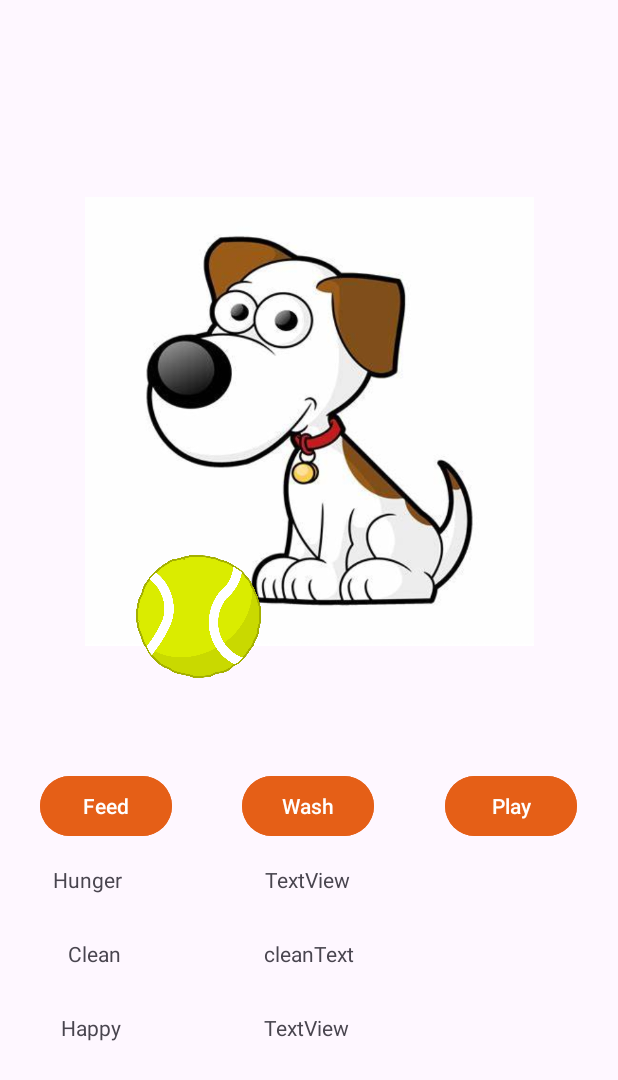
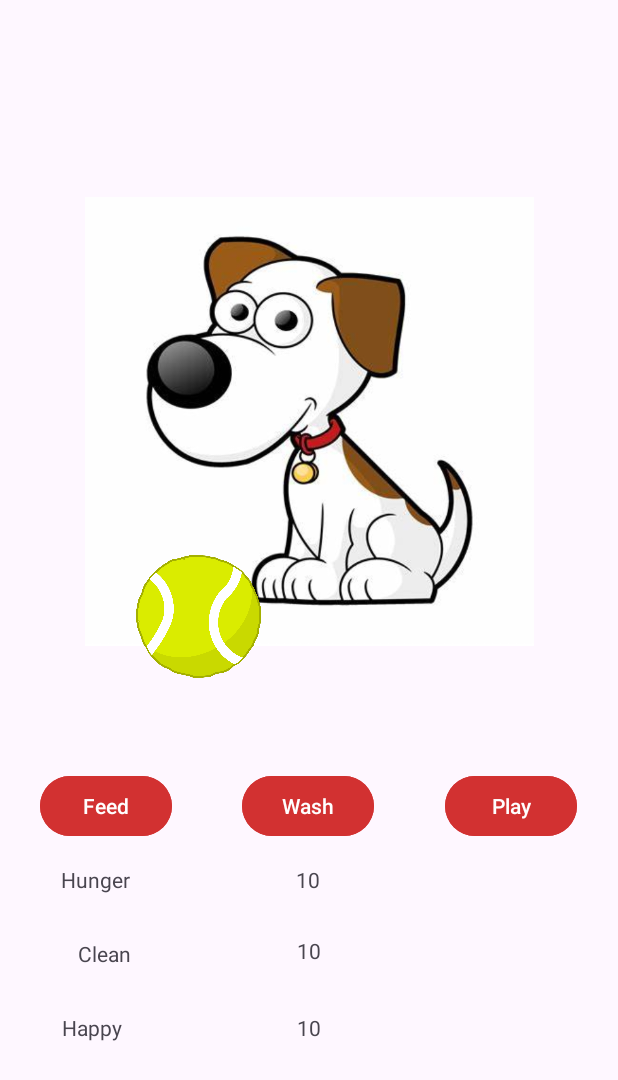
Before and after one commit to CalebRhoda/CalebRhoda_ST10435099_Assignment2, an Android app: the PetActivity screen opened directly, with no data from a screen before it, after a tap on "Play", on a phone screen of 412 x 824 dp. Shown: the top 1080 px of the screen. Run offline under Robolectric (Android 15) with nearby library versions, the light colour scheme and no system bars; 2 other taps on this screen came first.

Commit message:
Finished Project

```diff
--- a/app/src/main/java/com/example/tamagotchiapp/MainActivity.kt
+++ b/app/src/main/java/com/example/tamagotchiapp/MainActivity.kt
@@ -3,35 +3,16 @@ package com.example.tamagotchiapp
 import android.content.Intent
 import androidx.appcompat.app.AppCompatActivity
 import android.os.Bundle
-import android.os.CountDownTimer
 import android.widget.Button
 
 class MainActivity : AppCompatActivity() {
-    private lateinit var timer: CountDownTimer
 
     override fun onCreate(savedInstanceState: Bundle?) {
         super.onCreate(savedInstanceState)
         setContentView(R.layout.activity_main)
-        var progressValue = 0
-        val isCountingUp = true
         val startButton = findViewById<Button>(R.id.button)
 
         startButton.setOnClickListener {
-            timer = object : CountDownTimer(Long.MAX_VALUE, 1000) {
-                override fun onTick(millisUntilFinished: Long) {
-                    if (isCountingUp) {
-                        progressValue++
-                    } else {
-                        progressValue--
-                    }
-
-                    }
-                override fun onFinish() {
-                    // Timer finished
-                }
-
-            }
-            timer.start()
             val intent = Intent(this, PetActivity::class.java)
             startActivity(intent)
         }
--- a/app/src/main/java/com/example/tamagotchiapp/PetActivity.kt
+++ b/app/src/main/java/com/example/tamagotchiapp/PetActivity.kt
@@ -1,12 +1,16 @@
 package com.example.tamagotchiapp
 
+import android.annotation.SuppressLint
 import androidx.appcompat.app.AppCompatActivity
 import android.os.Bundle
+import android.os.CountDownTimer
 import android.view.View
 import android.widget.Button
 import android.widget.ImageView
+import android.widget.TextView
 
 class PetActivity : AppCompatActivity() {
+    @SuppressLint("SetTextI18n")
     override fun onCreate(savedInstanceState: Bundle?) {
         super.onCreate(savedInstanceState)
         setContentView(R.layout.activity_pet)
@@ -16,24 +20,75 @@ class PetActivity : AppCompatActivity() {
         val soapyFoam = findViewById<ImageView>(R.id.imageView4)
         val playButton = findViewById<Button>(R.id.playbutton)
         val tennisBall = findViewById<ImageView>(R.id.imageView5)
+        val hungerCount = findViewById<TextView>(R.id.hungerText)
+        val washCount = findViewById<TextView>(R.id.cleanText)
+        val playCount = findViewById<TextView>(R.id.happyText)
+        val millisInFuture = 10000L
+        val countDownInterval = 1000L
+
+        val hungerCountDown = object : CountDownTimer(millisInFuture, countDownInterval) {
+            override fun onTick(millisUntilFinished: Long) {
+                val secondsRemaining = millisUntilFinished / 1000
+                hungerCount.text = ("$secondsRemaining")
+            }
+
+            override fun onFinish() {
+            }
+
+
+        }
+        val washCountDown = object : CountDownTimer(millisInFuture, countDownInterval) {
+            override fun onTick(millisUntilFinished: Long) {
+                val secondsRemaining = millisUntilFinished / 1000
+                washCount.text = ("$secondsRemaining")
+            }
+
+            override fun onFinish() {
+            }
+
+
+        }
+        val playCountDown = object : CountDownTimer(millisInFuture, countDownInterval) {
+            override fun onTick(millisUntilFinished: Long) {
+                val secondsRemaining = millisUntilFinished / 1000
+                playCount.text = ("$secondsRemaining")
+            }
+
+            override fun onFinish() {
+                // This method is called when the countdown finishes
+            }
+
+        }
+
+
+
 
         feedButton.setOnClickListener {
             if (foodBowl.visibility == View.INVISIBLE) {
                 foodBowl.visibility = View.VISIBLE
                 soapyFoam.visibility = View.INVISIBLE
                 tennisBall.visibility = View.INVISIBLE
+                hungerCount.text = "10"
+                hungerCountDown.cancel()
             } else {
                 foodBowl.visibility = View.INVISIBLE
+                hungerCountDown.cancel()
+                hungerCountDown.start()
             }
 
         }
+
         washButton.setOnClickListener {
             if (soapyFoam.visibility == View.INVISIBLE) {
                 soapyFoam.visibility = View.VISIBLE
                 tennisBall.visibility = View.INVISIBLE
                 foodBowl.visibility = View.INVISIBLE
+                washCount.text = "10"
+                washCountDown.cancel()
             } else {
                 soapyFoam.visibility = View.INVISIBLE
+                washCountDown.cancel()
+                washCountDown.start()
             }
         }
         playButton.setOnClickListener {
@@ -41,11 +96,18 @@ class PetActivity : AppCompatActivity() {
                 tennisBall.visibility = View.VISIBLE
                 foodBowl.visibility = View.INVISIBLE
                 soapyFoam.visibility = View.INVISIBLE
+                playCount.text = "10"
+                playCountDown.cancel()
             } else {
                 tennisBall.visibility = View.INVISIBLE
+                playCountDown.cancel()
+                playCountDown.start()
             }
+
+
         }
-
+        playCountDown.start()
+        washCountDown.start()
+        hungerCountDown.start()
     }
-
 }
--- a/app/src/main/res/layout/activity_main.xml
+++ b/app/src/main/res/layout/activity_main.xml
@@ -34,8 +34,8 @@
         android:id="@+id/button"
         android:layout_width="wrap_content"
         android:layout_height="wrap_content"
-        android:backgroundTint="@color/orange"
-        android:text="Get Started"
+        android:backgroundTint="@color/red"
+        android:text="@string/start"
         app:layout_constraintBottom_toBottomOf="parent"
         app:layout_constraintEnd_toEndOf="parent"
         app:layout_constraintStart_toStartOf="parent"
--- a/app/src/main/res/layout/activity_pet.xml
+++ b/app/src/main/res/layout/activity_pet.xml
@@ -15,15 +15,16 @@
         app:layout_constraintStart_toStartOf="parent"
         app:layout_constraintTop_toTopOf="parent"
         app:layout_constraintVertical_bias="0.225"
-        app:srcCompat="@drawable/oip" />
+        app:srcCompat="@drawable/oip"
+        android:contentDescription="@string/pet" />
 
     <Button
         android:id="@+id/feedbutton"
         android:layout_width="wrap_content"
         android:layout_height="wrap_content"
         android:layout_marginTop="60dp"
-        android:backgroundTint="@color/orange"
-        android:text="Feed"
+        android:backgroundTint="@color/red"
+        android:text="@string/feed"
         app:layout_constraintEnd_toEndOf="parent"
         app:layout_constraintHorizontal_bias="0.083"
         app:layout_constraintStart_toStartOf="parent"
@@ -34,8 +35,8 @@
         android:layout_width="wrap_content"
         android:layout_height="wrap_content"
         android:layout_marginTop="60dp"
-        android:backgroundTint="@color/orange"
-        android:text="Wash"
+        android:backgroundTint="@color/red"
+        android:text="@string/wash"
         app:layout_constraintEnd_toEndOf="parent"
         app:layout_constraintHorizontal_bias="0.498"
         app:layout_constraintStart_toStartOf="parent"
@@ -46,8 +47,8 @@
         android:layout_width="wrap_content"
         android:layout_height="wrap_content"
         android:layout_marginTop="60dp"
-        android:backgroundTint="@color/orange"
-        android:text="Play"
+        android:backgroundTint="@color/red"
+        android:text="@string/play"
         app:layout_constraintEnd_toEndOf="parent"
         app:layout_constraintHorizontal_bias="0.916"
         app:layout_constraintStart_toStartOf="parent"
@@ -58,7 +59,7 @@
         android:layout_width="wrap_content"
         android:layout_height="wrap_content"
         android:layout_marginTop="15dp"
-        android:text="Hunger"
+        android:text="@string/hunger"
         app:layout_constraintEnd_toStartOf="@+id/hungerText"
         app:layout_constraintHorizontal_bias="0.27"
         app:layout_constraintStart_toStartOf="parent"
@@ -69,7 +70,7 @@
         android:layout_width="wrap_content"
         android:layout_height="wrap_content"
         android:layout_marginTop="30dp"
-        android:text="Clean"
+        android:text="@string/clean"
         app:layout_constraintEnd_toStartOf="@+id/cleanText"
         app:layout_constraintHorizontal_bias="0.321"
         app:layout_constraintStart_toStartOf="parent"
@@ -81,7 +82,7 @@
         android:layout_height="wrap_content"
         android:layout_marginStart="40dp"
         android:layout_marginTop="30dp"
-        android:text="Happy"
+        android:text="@string/happy"
         app:layout_constraintEnd_toStartOf="@+id/hungerText"
         app:layout_constraintHorizontal_bias="0.01"
         app:layout_constraintStart_toStartOf="parent"
@@ -98,7 +99,8 @@
         app:layout_constraintStart_toStartOf="parent"
         app:layout_constraintTop_toTopOf="parent"
         app:layout_constraintVertical_bias="0.472"
-        app:srcCompat="@drawable/bowl" />
+        app:srcCompat="@drawable/bowl"
+        android:contentDescription="@string/bowl" />
 
     <ImageView
         android:id="@+id/imageView4"
@@ -111,7 +113,8 @@
         app:layout_constraintStart_toStartOf="parent"
         app:layout_constraintTop_toTopOf="parent"
         app:layout_constraintVertical_bias="0.138"
-        app:srcCompat="@drawable/foam" />
+        app:srcCompat="@drawable/foam"
+        android:contentDescription="@string/soap" />
 
     <ImageView
         android:id="@+id/imageView5"
@@ -124,14 +127,14 @@
         app:layout_constraintStart_toStartOf="parent"
         app:layout_constraintTop_toTopOf="parent"
         app:layout_constraintVertical_bias="0.499"
-        app:srcCompat="@drawable/ball" />
+        app:srcCompat="@drawable/ball"
+        android:contentDescription="@string/ball" />
 
     <TextView
         android:id="@+id/hungerText"
         android:layout_width="wrap_content"
         android:layout_height="wrap_content"
         android:layout_marginTop="15dp"
-        android:text="TextView"
         app:layout_constraintEnd_toEndOf="parent"
         app:layout_constraintHorizontal_bias="0.498"
         app:layout_constraintStart_toStartOf="parent"
@@ -141,20 +144,18 @@
         android:id="@+id/cleanText"
         android:layout_width="wrap_content"
         android:layout_height="wrap_content"
-        android:layout_marginStart="95dp"
-        android:layout_marginTop="30dp"
-        android:text="cleanText"
-        app:layout_constraintStart_toEndOf="@+id/textView4"
+        android:layout_marginTop="28dp"
+        app:layout_constraintEnd_toEndOf="parent"
+        app:layout_constraintStart_toStartOf="parent"
         app:layout_constraintTop_toBottomOf="@+id/hungerText" />
 
     <TextView
         android:id="@+id/happyText"
         android:layout_width="wrap_content"
         android:layout_height="wrap_content"
-        android:layout_marginStart="95dp"
-        android:layout_marginTop="30dp"
-        android:text="TextView"
-        app:layout_constraintStart_toEndOf="@+id/textView4"
+        android:layout_marginTop="32dp"
+        app:layout_constraintEnd_toEndOf="parent"
+        app:layout_constraintStart_toStartOf="parent"
         app:layout_constraintTop_toBottomOf="@+id/cleanText" />
 
 </androidx.constraintlayout.widget.ConstraintLayout>
--- a/app/src/main/res/values/colors.xml
+++ b/app/src/main/res/values/colors.xml
@@ -2,5 +2,5 @@
 <resources>
     <color name="black">#FF000000</color>
     <color name="white">#FFFFFFFF</color>
-    <color name="orange">#E55F17</color>
+    <color name="red">#D23131</color>
 </resources>
--- a/app/src/main/res/values/strings.xml
+++ b/app/src/main/res/values/strings.xml
@@ -1,3 +1,15 @@
 <resources>
     <string name="app_name">Tamagotchi app</string>
+    <string name="welcome">Welcome to your Tamagotchi app</string>
+    <string name="feed">Feed</string>
+    <string name="wash">Wash</string>
+    <string name="play">Play</string>
+    <string name="ball">Ball</string>
+    <string name="bowl">Bowl</string>
+    <string name="soap">Soap</string>
+    <string name="clean">Clean</string>
+    <string name="hunger">Hunger</string>
+    <string name="happy">Happy</string>
+    <string name="pet">Dog</string>
+    <string name="start">Get Started</string>
 </resources>
```
